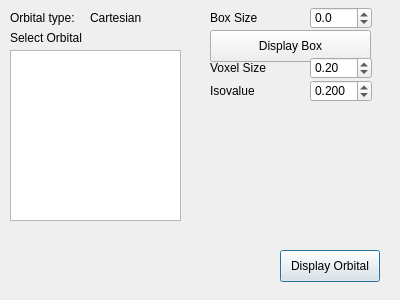
Old version of the form src/molara/gui/mos_dialog.ui in the repository Molara-Lab/Molara.
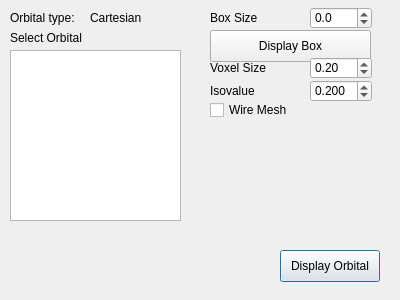
New version of the form.

Commit message: Implement GUI for MOs

Patch:
```diff
--- a/src/molara/gui/mos_dialog.ui
+++ b/src/molara/gui/mos_dialog.ui
@@ -202,6 +202,19 @@
     <double>0.200000000000000</double>
    </property>
   </widget>
+  <widget class="QCheckBox" name="checkBoxWireMesh">
+   <property name="geometry">
+    <rect>
+     <x>210</x>
+     <y>100</y>
+     <width>85</width>
+     <height>20</height>
+    </rect>
+   </property>
+   <property name="text">
+    <string>Wire Mesh</string>
+   </property>
+  </widget>
  </widget>
  <resources/>
  <connections/>
```
Left out of the diff: 2 changed lines with no effect on the pictures. The commit also changes 5 other files.
